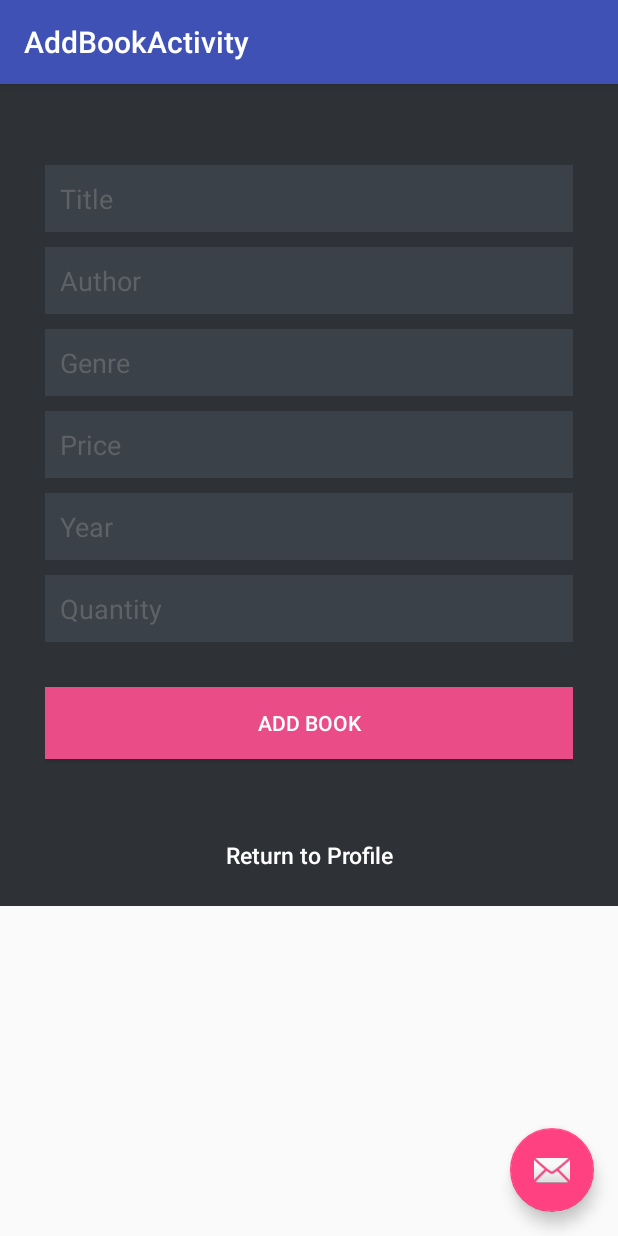
After one commit to conorfinnegan/BookStore, an Android app: the AddBookActivity screen opened directly, with no data from a screen before it, on a phone screen of 412 x 824 dp. The commit adds this screen. Run offline under Robolectric (Android 15) with nearby library versions, the phone set to English and light mode, and no system bars.

Commit message:
Admin is now able to add books to the database

```diff
--- /dev/null
+++ b/app/src/main/java/com/example/conorfinnegan/bookstore/AddBookActivity.java
@@ -0,0 +1,116 @@
+package com.example.conorfinnegan.bookstore;
+
+import android.app.ProgressDialog;
+import android.os.AsyncTask;
+import android.os.Bundle;
+import android.support.v7.app.AppCompatActivity;
+import android.support.v7.widget.Toolbar;
+import android.view.View;
+import android.widget.Button;
+import android.widget.EditText;
+import android.widget.Toast;
+
+import java.io.IOException;
+import java.util.HashMap;
+
+public class AddBookActivity extends AppCompatActivity implements View.OnClickListener {
+
+    private Button btnAddBook;
+    private Button btnLinkToLogin;
+    private EditText inputTitle;
+    private EditText inputAuthor;
+    private EditText inputGenre;
+    private EditText inputPrice;
+    private EditText inputYear;
+    private EditText inputQuantity;
+
+    private static final String REGISTER_URL = "http://confinn93.x10host.com/cgi-bin/AddBook.php";
+
+    @Override
+    protected void onCreate(Bundle savedInstanceState) {
+        super.onCreate(savedInstanceState);
+        setContentView(R.layout.activity_add_book);
+        Toolbar toolbar = (Toolbar) findViewById(R.id.toolbar);
+        setSupportActionBar(toolbar);
+
+        inputTitle = (EditText) findViewById(R.id.title);
+        inputAuthor = (EditText) findViewById(R.id.author);
+        inputGenre = (EditText) findViewById(R.id.genre);
+        inputPrice = (EditText) findViewById(R.id.price);
+        inputYear = (EditText) findViewById(R.id.year);
+        inputQuantity = (EditText) findViewById(R.id.quantity);
+        btnAddBook = (Button) findViewById(R.id.btnAddBook);
+        btnLinkToLogin = (Button) findViewById(R.id.btnLinkToProfile);
+
+
+//        LevelDropdown = (Spinner) findViewById(R.id.LevelSpinner);
+//        String[] levels = new String[]{"Division 1", "Division 2", "Division 3", "Division 4", "Division 5", "Division 6"};
+//        ArrayAdapter<String> adapter2 = new ArrayAdapter<String>(this, android.R.layout.simple_spinner_dropdown_item, levels);
+//        LevelDropdown.setAdapter(adapter2);
+
+        btnAddBook.setOnClickListener(this);
+    }
+
+    @Override
+    public void onClick(View v) {
+        if (v == btnAddBook) {
+            try {
+                registerUser();
+            } catch (IOException e) {
+                e.printStackTrace();
+            }
+        }
+    }
+
+    private void registerUser() throws IOException {
+        String title = inputTitle.getText().toString().trim();
+        String author = inputAuthor.getText().toString().trim();
+        String genre = inputGenre.getText().toString().trim();
+        String price = inputPrice.getText().toString().trim();
+        String year = inputYear.getText().toString().trim();
+        String quantity = inputQuantity.getText().toString().trim();
+
+
+        register(title, author, genre, price, year, quantity);
+    }
+
+    private void register(String title, String author, String genre, String price, String year, String quantity) {
+        class RegisterUser extends AsyncTask<String, Void, String> {
+            ProgressDialog loading;
+            RegisterUserClass ruc = new RegisterUserClass();
+
+
+            @Override
+            protected void onPreExecute() {
+                super.onPreExecute();
+                loading = ProgressDialog.show(AddBookActivity.this, "Please Wait", null, true, true);
+            }
+
+            @Override
+            protected void onPostExecute(String s) {
+                super.onPostExecute(s);
+                loading.dismiss();
+                Toast.makeText(getApplicationContext(), s, Toast.LENGTH_LONG).show();
+            }
+
+            @Override
+            protected String doInBackground(String... params) {
+
+                HashMap<String, String> data = new HashMap<String, String>();
+                data.put("title", params[0]);
+                data.put("author", params[1]);
+                data.put("genre", params[2]);
+                data.put("price", params[3]);
+                data.put("year", params[4]);
+                data.put("quantity", params[5]);
+
+                String result = ruc.sendPostRequest(REGISTER_URL, data);
+
+                return result;
+            }
+        }
+
+        RegisterUser ru = new RegisterUser();
+        ru.execute(title, author, genre, price, year, quantity);
+    }
+}
--- /dev/null
+++ b/app/src/main/res/layout/activity_add_book.xml
@@ -0,0 +1,34 @@
+<?xml version="1.0" encoding="utf-8"?>
+<android.support.design.widget.CoordinatorLayout xmlns:android="http://schemas.android.com/apk/res/android"
+    xmlns:app="http://schemas.android.com/apk/res-auto"
+    xmlns:tools="http://schemas.android.com/tools"
+    android:layout_width="match_parent"
+    android:layout_height="match_parent"
+    android:fitsSystemWindows="true"
+    tools:context="com.example.conorfinnegan.bookstore.AddBookActivity">
+
+    <android.support.design.widget.AppBarLayout
+        android:layout_width="match_parent"
+        android:layout_height="wrap_content"
+        android:theme="@style/AppTheme.AppBarOverlay">
+
+        <android.support.v7.widget.Toolbar
+            android:id="@+id/toolbar"
+            android:layout_width="match_parent"
+            android:layout_height="?attr/actionBarSize"
+            android:background="?attr/colorPrimary"
+            app:popupTheme="@style/AppTheme.PopupOverlay" />
+
+    </android.support.design.widget.AppBarLayout>
+
+    <include layout="@layout/content_add_book" />
+
+    <android.support.design.widget.FloatingActionButton
+        android:id="@+id/fab"
+        android:layout_width="wrap_content"
+        android:layout_height="wrap_content"
+        android:layout_gravity="bottom|end"
+        android:layout_margin="@dimen/fab_margin"
+        android:src="@android:drawable/ic_dialog_email" />
+
+</android.support.design.widget.CoordinatorLayout>
--- /dev/null
+++ b/app/src/main/res/layout/content_add_book.xml
@@ -0,0 +1,131 @@
+<?xml version="1.0" encoding="utf-8"?>
+
+<ScrollView
+    xmlns:android="http://schemas.android.com/apk/res/android"
+    android:layout_width="fill_parent"
+    android:layout_height="fill_parent"
+    >
+
+    <LinearLayout xmlns:android="http://schemas.android.com/apk/res/android"
+        android:layout_width="fill_parent"
+        android:layout_height="fill_parent"
+        android:background="#2e3237"
+        android:gravity="center"
+        android:orientation="vertical"
+        android:padding="10dp"
+        android:paddingTop="100dp">
+
+        <LinearLayout
+            android:layout_width="fill_parent"
+            android:layout_height="wrap_content"
+            android:layout_gravity="center"
+            android:orientation="vertical"
+            android:paddingLeft="20dp"
+            android:paddingRight="20dp"
+            android:paddingTop="100dp">
+
+            <EditText
+                android:id="@+id/title"
+                android:layout_width="fill_parent"
+                android:layout_height="wrap_content"
+                android:layout_marginBottom="10dp"
+                android:background="#3b4148"
+                android:hint="Title"
+                android:padding="10dp"
+                android:singleLine="true"
+                android:inputType="textCapWords"
+                android:textColor="#888888"
+                android:textColorHint="#5e6266" />
+
+            <EditText
+                android:id="@+id/author"
+                android:layout_width="fill_parent"
+                android:layout_height="wrap_content"
+                android:layout_marginBottom="10dp"
+                android:background="#3b4148"
+                android:hint="Author"
+                android:inputType="textCapWords"
+                android:padding="10dp"
+                android:singleLine="true"
+                android:textColor="#888888"
+                android:textColorHint="#5e6266" />
+
+            <EditText
+                android:id="@+id/genre"
+                android:layout_width="fill_parent"
+                android:layout_height="wrap_content"
+                android:layout_marginBottom="10dp"
+                android:background="#3b4148"
+                android:hint="Genre"
+                android:inputType="textCapWords"
+                android:padding="10dp"
+                android:singleLine="true"
+                android:textColor="#888888"
+                android:textColorHint="#5e6266" />
+
+            <EditText
+                android:id="@+id/price"
+                android:layout_width="fill_parent"
+                android:layout_height="wrap_content"
+                android:layout_marginBottom="10dp"
+                android:background="#3b4148"
+                android:hint="Price"
+                android:inputType="textCapWords"
+                android:padding="10dp"
+                android:singleLine="true"
+                android:textColor="#888888"
+                android:textColorHint="#5e6266" />
+
+            <EditText
+                android:id="@+id/year"
+                android:layout_width="fill_parent"
+                android:layout_height="wrap_content"
+                android:layout_marginBottom="10dp"
+                android:background="#3b4148"
+                android:hint="Year"
+                android:inputType="textCapWords"
+                android:padding="10dp"
+                android:singleLine="true"
+                android:textColor="#888888"
+                android:textColorHint="#5e6266" />
+
+            <EditText
+                android:id="@+id/quantity"
+                android:layout_width="fill_parent"
+                android:layout_height="wrap_content"
+                android:layout_marginBottom="10dp"
+                android:background="#3b4148"
+                android:hint="Quantity"
+                android:padding="10dp"
+                android:singleLine="true"
+                android:textColor="#888888"
+                android:textColorHint="#5e6266" />
+
+            <!-- Login Button -->
+
+            <Button
+                android:id="@+id/btnAddBook"
+                android:layout_width="fill_parent"
+                android:layout_height="wrap_content"
+                android:layout_marginTop="20dip"
+                android:background="#ea4c88"
+                android:text="Add Book"
+                android:textColor="#ffffff" />
+
+            <!-- Link to Login Screen -->
+
+            <Button
+                android:id="@+id/btnLinkToProfile"
+                android:layout_width="fill_parent"
+                android:layout_height="wrap_content"
+                android:layout_marginTop="40dip"
+                android:background="@null"
+                android:text="Return to Profile"
+                android:textAllCaps="false"
+                android:textColor="#ffffff"
+                android:textSize="15dp" />
+
+        </LinearLayout>
+
+    </LinearLayout>
+</ScrollView>
--- a/app/src/main/res/values/strings.xml
+++ b/app/src/main/res/values/strings.xml
@@ -3,4 +3,6 @@
     <string name="action_settings">Settings</string>
     <string name="title_activity_register_avtivity">RegisterAvtivity</string>
     <string name="title_activity_profile">ProfileActivity</string>
+    <string name="title_activity_add_book">AddBookActivity</string>
+    <string name="title_activity_view_all_users">ViewAllUsers</string>
 </resources>
```
Also changed, not shown: app/src/main/AndroidManifest.xml (+8 -0 lines), app/src/main/java/com/example/conorfinnegan/bookstore/AdminProfileActivity.java (+8 -8 lines), app/src/main/java/com/example/conorfinnegan/bookstore/ViewAllUsers.java (added, +214 -0 lines), app/src/main/res/layout/activity_view_all_users.xml (added, +34 -0 lines), app/src/main/res/layout/content_profile.xml (+17 -17 lines), app/src/main/res/layout/content_view_all_users.xml (added, +15 -0 lines).
